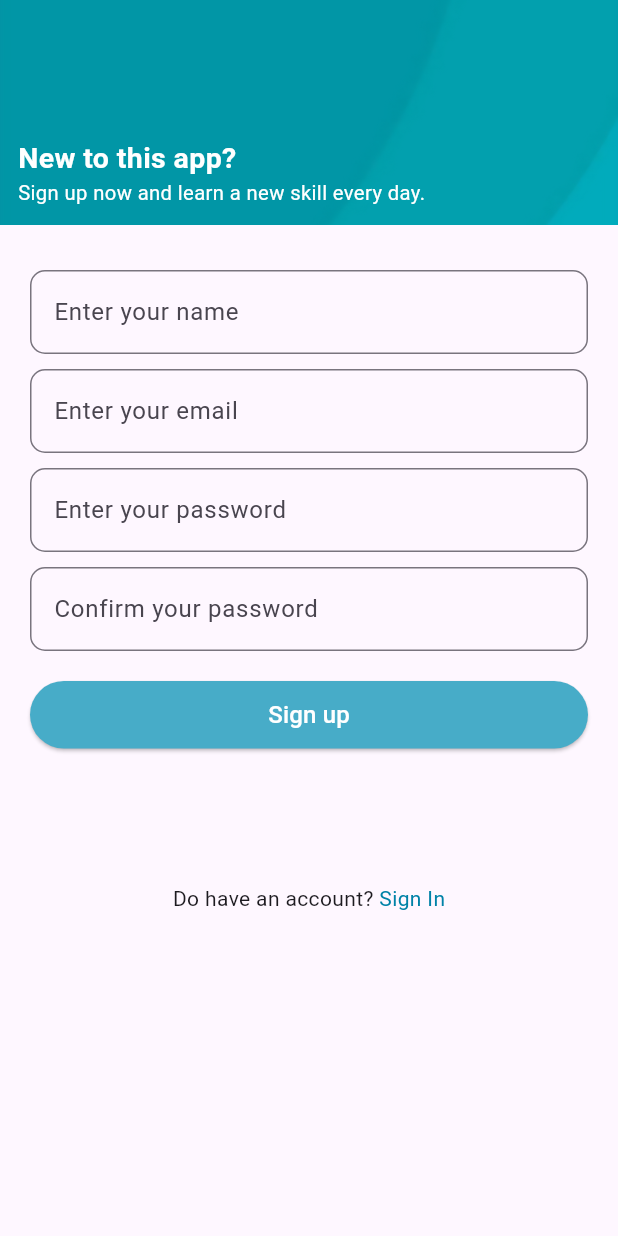
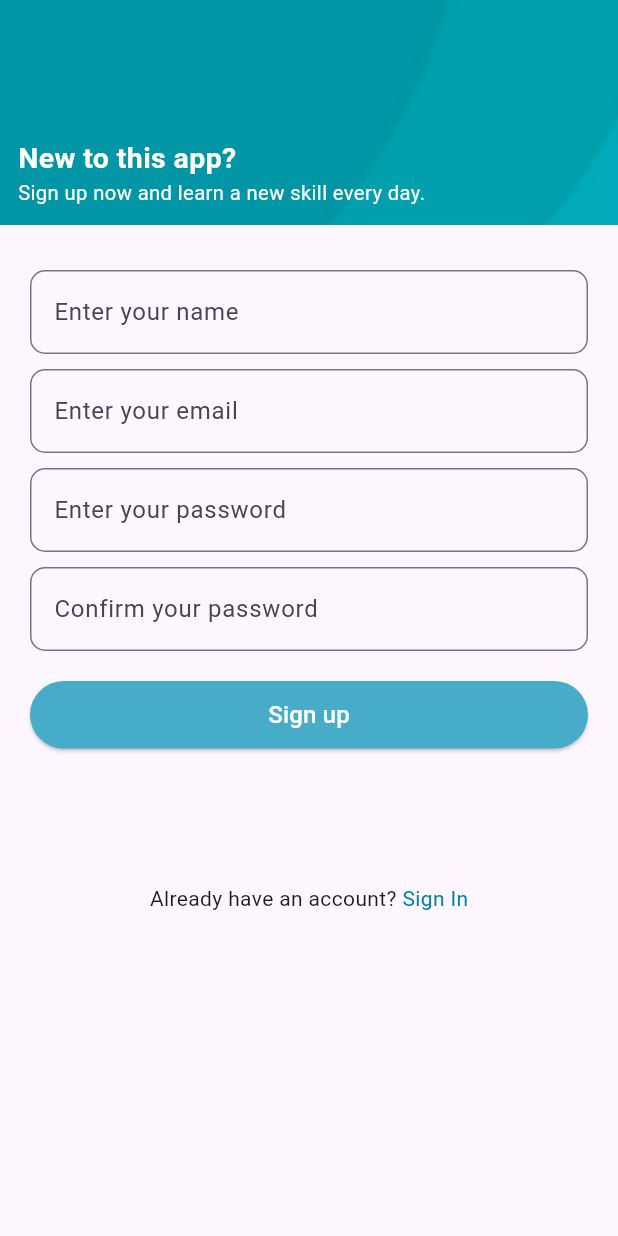
Before and after one commit to IvanJManh/new-skillo-app2, a Flutter app: the SignUpPage screen opened directly, on a phone screen of 412 x 824 dp. Run offline on Flutter 3.47's test engine with Material 3 defaults, Android fonts, the phone set to English and light mode, and no system bars; our stand-ins replace camera, cloud_firestore, firebase_auth, firebase_core, fl_chart, video_player; missing offline and left inert: google_mlkit_commons, google_mlkit_pose_detection; accounts and stored records are empty.

Commit message:
Fix typo in sign up page

```diff
--- a/lib/pages/sign_up_page.dart
+++ b/lib/pages/sign_up_page.dart
@@ -238,7 +238,7 @@ class _SignUpPageState extends State<SignUpPage>{
                 child: Row(
                   mainAxisAlignment: MainAxisAlignment.center,
                   children: [
-                    const Text("Do have an account? "),
+                    const Text("Already have an account? "),
                     GestureDetector(
                       onTap: () {
                         Navigator.push(
```
